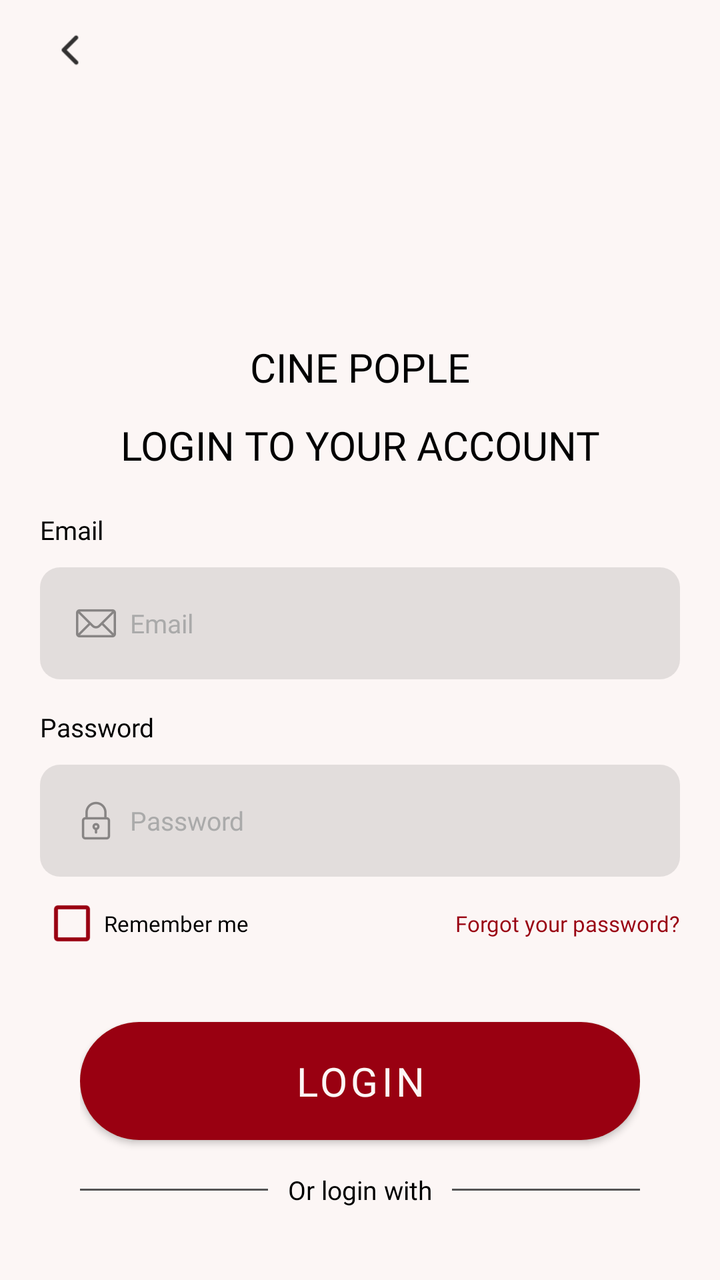
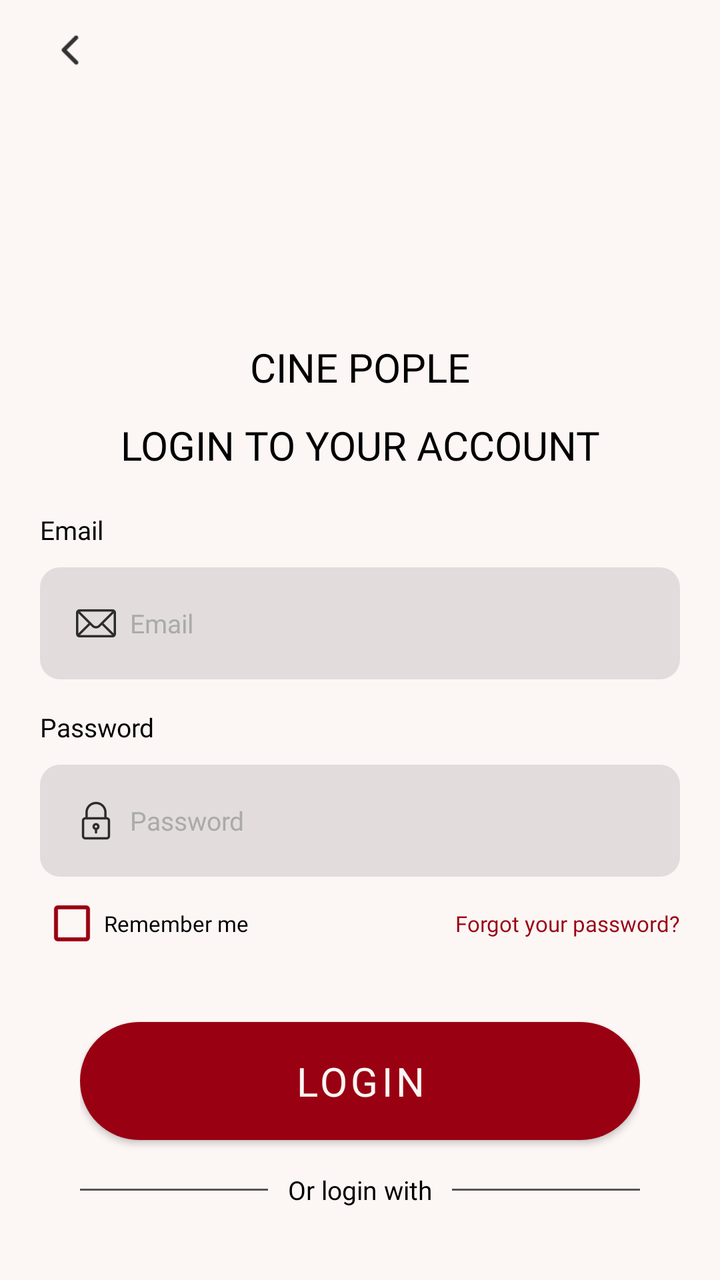

Two renders of the same Android screen: before a commit and after it. Below are the layout's source before the change and the commit's diff.
<!-- AndroidManifest.xml: application theme Theme.Cinepople -->
<!-- res/layout/activity_login.xml -->
<?xml version="1.0" encoding="utf-8"?>
<LinearLayout xmlns:android="http://schemas.android.com/apk/res/android"
    xmlns:app="http://schemas.android.com/apk/res-auto"
    xmlns:tools="http://schemas.android.com/tools"
    android:id="@+id/login_main"
    android:layout_width="match_parent"
    android:layout_height="match_parent"
    android:background="@color/white"
    android:orientation="vertical"
    android:gravity="center_horizontal"
    android:fitsSystemWindows="true"
    android:scrollbarAlwaysDrawHorizontalTrack="false"
    android:scrollbarAlwaysDrawVerticalTrack="false"
    app:layout_scrollFlags="noScroll"
    tools:context=".LoginActivity">

        
        <LinearLayout
            android:id="@+id/login_return"
            android:layout_width="match_parent"
            android:layout_height="wrap_content"
            android:layout_marginTop="10dp"
            android:layout_marginBottom="10dp"
            android:paddingHorizontal="20dp"
            android:orientation="vertical">

            <ImageView
                android:id="@+id/btn_return"
                android:layout_width="30dp"
                android:layout_height="30dp"
                android:src="@drawable/ic_return"
                android:contentDescription="@string/description_btn_return"/>

        </LinearLayout>

        
        <LinearLayout
            android:id="@+id/login_info"
            android:layout_width="match_parent"
            android:layout_height="wrap_content"
            android:layout_marginBottom="10dp"
            android:paddingHorizontal="40dp"
            android:orientation="vertical">

            <com.google.android.material.imageview.ShapeableImageView
                android:id="@+id/logo_app"
                android:layout_width="100dp"
                android:layout_height="100dp"
                android:layout_gravity="center"
                android:layout_marginTop="10dp"
                android:layout_marginBottom="10dp"
                android:src="@mipmap/ic_launcher_round"
                android:contentDescription="@string/description_logo_app"
                app:shapeAppearanceOverlay="@style/CircularShapeAppearance"/>

            <TextView
                android:id="@+id/name_app"
                android:layout_width="match_parent"
                android:layout_height="wrap_content"
                android:fontFamily="@font/montserrat_bold"
                android:text="@string/app_name"
                android:textAllCaps="true"
                android:textAlignment="center"
                android:textColor="@color/black"
                android:textSize="20sp" />
        </LinearLayout>

        
        <LinearLayout
            android:id="@+id/info_login"
            android:layout_width="match_parent"
            android:layout_height="wrap_content"
            android:layout_marginBottom="20dp"
            android:gravity="center_horizontal"
            android:orientation="vertical"
            android:paddingTop="2dp">

            <TextView
                android:id="@+id/lb_login"
                android:layout_width="match_parent"
                android:layout_height="wrap_content"
                android:fontFamily="@font/montserrat_extrabold"
                android:text="@string/login_tag"
                android:textAllCaps="true"
                android:textAlignment="center"
                android:textColor="@color/black"
                android:textSize="20sp"
                />
        </LinearLayout>


        <LinearLayout
            android:id="@+id/input_login"
            android:layout_width="match_parent"
            android:layout_height="wrap_content"
            android:maxWidth="500dp"
            android:layout_marginBottom="10dp"
            android:paddingHorizontal="20dp"
            android:orientation="vertical">

            
            <LinearLayout
                android:id="@+id/input_email"
                android:layout_width="match_parent"
                android:layout_height="wrap_content"
                android:layout_marginBottom="15dp"
                android:orientation="vertical">

                <TextView
                    android:layout_width="match_parent"
                    android:layout_height="wrap_content"
                    android:layout_marginBottom="10dp"
                    android:textColor="@color/black"
                    android:fontFamily="@font/montserrat_semibold"
                    android:text="@string/email"
                    android:textSize="13sp" />

                <EditText
                    android:id="@+id/ed_email"
                    android:layout_width="match_parent"
                    android:layout_height="wrap_content"                                        android:background="@drawable/background_edittext"
                    android:hint="@string/email"
                    android:textColorHint="#AAAAAA"
                    android:drawableLeft="@drawable/ic_email"
                    android:drawablePadding="5dp"
                    android:drawableTint="#80000000"
                    android:inputType="textEmailAddress"
                    android:paddingHorizontal="16dp"
                    android:paddingVertical="16dp"
                    android:textSize="13sp"
                    android:textColor="@color/black"
                    android:fontFamily="@font/montserrat_semibold"/>
            </LinearLayout>

            
            <LinearLayout
                android:id="@+id/input_password"
                android:layout_width="match_parent"
                android:layout_height="wrap_content"
                android:layout_marginBottom="10dp"
                android:orientation="vertical">

                <TextView
                    android:layout_width="match_parent"
                    android:layout_height="wrap_content"
                    android:layout_marginBottom="10dp"
                    android:textColor="@color/black"
                    android:fontFamily="@font/montserrat_semibold"
                    android:text="@string/password"
                    android:textSize="13sp" />

                <EditText
                    android:id="@+id/ed_password"
                    android:layout_width="match_parent"
                    android:layout_height="wrap_content"                                        android:background="@drawable/background_edittext"
                    android:hint="@string/password"
                    android:textColorHint="#AAAAAA"
                    android:drawableLeft="@drawable/ic_password"
                    android:drawablePadding="5dp"
                    android:drawableTint="#80000000"
                    android:inputType="textPassword"
                    android:paddingHorizontal="16dp"
                    android:paddingVertical="16dp"
                    android:textSize="13sp"
                    android:textColor="@color/black"
                    android:fontFamily="@font/montserrat_semibold"/>

            </LinearLayout>

            <LinearLayout
                android:layout_width="match_parent"
                android:layout_height="wrap_content"
                android:gravity="center_vertical"
                android:orientation="horizontal">

                <CheckBox
                    android:layout_width="wrap_content"
                    android:layout_height="match_parent"
                    android:fontFamily="@font/montserrat_medium"
                    android:buttonTint="@color/red"
                    android:text="@string/remember_me"
                    android:textColor="@color/black"
                    android:textSize="11sp" />

                <View
                    android:layout_width="0dp"
                    android:layout_height="0dp"
                    android:layout_weight="1" />

                <TextView
                    android:paddingVertical="6dp"
                    android:gravity="center_vertical"
                    android:layout_width="wrap_content"
                    android:layout_height="wrap_content"
                    android:fontFamily="@font/montserrat_bold"
                    android:text="@string/forgot_password"
                    android:textColor="@color/red"
                    android:textSize="11sp" />
            </LinearLayout>
        </LinearLayout>

        <LinearLayout
            android:layout_width="match_parent"
            android:layout_height="wrap_content"
            android:paddingHorizontal="40dp"
            android:layout_marginTop="20dp">

            <com.google.android.material.button.MaterialButton
                android:id="@+id/btn_login"
                android:layout_width="match_parent"
                android:layout_height="match_parent"
                android:fontFamily="@font/montserrat_semibold"
                android:paddingVertical="16dp"
                android:text="@string/login"
                android:textAllCaps="true"
                android:textSize="20sp"
                android:textColor="@color/white"
                app:backgroundTint="@color/red"
                app:cornerRadius="30dp" />

        </LinearLayout>

        <LinearLayout
            android:layout_width="match_parent"
            android:layout_height="wrap_content"
            android:layout_marginTop="10dp"
            android:gravity="center_vertical"
            android:paddingHorizontal="40dp"
            android:orientation="horizontal">

            <View
                android:layout_width="0dp"
                android:layout_height="1dp"
                android:layout_weight="1"
                android:background="#555555" />

            <TextView
                android:layout_width="wrap_content"
                android:layout_height="wrap_content"
                android:layout_marginHorizontal="10dp"
                android:fontFamily="@font/montserrat"
                android:text="@string/login_with"
                android:textColor="@color/black"
                android:textSize="13sp" />

            <View
                android:layout_width="0dp"
                android:layout_height="1dp"
                android:layout_weight="1"
                android:background="#555555" />
        </LinearLayout>

        <LinearLayout
            android:layout_width="match_parent"
            android:layout_height="wrap_content"
            android:layout_marginTop="10dp"
            android:gravity="center"
            android:paddingHorizontal="40dp"
            android:orientation="horizontal">

            <ImageView
                android:layout_width="30dp"
                android:layout_height="30dp"
                android:layout_marginHorizontal="15dp"
                android:contentDescription="@string/description_logo_facebook"
                 />

            <ImageView
                android:layout_width="30dp"
                android:layout_height="30dp"
                android:layout_marginHorizontal="15dp"
                android:contentDescription="@string/description_logo_google"
                />

            <ImageView
                android:layout_width="30dp"
                android:layout_height="30dp"
                android:layout_marginHorizontal="15dp"
                android:contentDescription="@string/description_logo_other"
                />
        </LinearLayout>

        <LinearLayout
            android:layout_width="match_parent"
            android:layout_height="wrap_content"
            android:layout_marginTop="10dp"
            android:gravity="center"
            android:paddingHorizontal="40dp"
            android:orientation="horizontal">

            <TextView
                android:layout_width="wrap_content"
                android:layout_height="wrap_content"
                android:layout_marginEnd="4dp"
                android:fontFamily="@font/montserrat_medium"
                android:text="@string/no_account"
                android:textColor="@color/black"
                android:textSize="13sp" />

            <TextView
                android:id="@+id/tv_signup"
                android:layout_width="wrap_content"
                android:layout_height="wrap_content"
                android:fontFamily="@font/montserrat_medium"
                android:text="@string/signup"
                android:textColor="@color/red"
                android:gravity="center_vertical"
                android:textSize="13sp"
                android:textStyle="bold"/>
        </LinearLayout>
</LinearLayout>
<!-- resources referenced by this layout -->
<resources>
  <color name="black">#FF000000</color>
  <color name="red">#990011</color>
  <color name="white">#FCF6F5</color>
  <!-- drawable background_edittext (drawable) -->
  <?xml version="1.0" encoding="utf-8"?>
  <shape xmlns:android="http://schemas.android.com/apk/res/android"
      android:shape="rectangle">
  
      <solid android:color="#1A000000" />
  
  
      <corners
          android:radius="10dp" />
  </shape>
  <!-- drawable ic_email: png bitmap (drawable-hdpi, 422 bytes) -->
  <!-- drawable ic_password: png bitmap (drawable-hdpi, 462 bytes) -->
  <!-- drawable ic_return: png bitmap (drawable-hdpi, 182 bytes) -->
  <!-- mipmap ic_launcher_round (mipmap-anydpi-v26) -->
  <?xml version="1.0" encoding="utf-8"?>
  <adaptive-icon xmlns:android="http://schemas.android.com/apk/res/android">
      <background android:drawable="@drawable/ic_launcher_background"/>
      <foreground android:drawable="@mipmap/ic_launcher_foreground"/>
  </adaptive-icon>
  <string name="app_name">Cine Pople</string>
  <string name="description_btn_return">Button Return</string>
  <string name="description_logo_app">Cine Pople</string>
  <string name="description_logo_facebook">Facebook</string>
  <string name="description_logo_google">Google</string>
  <string name="description_logo_other">Other</string>
  <string name="email">Email</string>
  <string name="forgot_password">Forgot your password?</string>
  <string name="login">Login</string>
  <string name="login_tag">Login to your account</string>
  <string name="login_with">Or login with</string>
  <string name="no_account">Don\'t have an account?</string>
  <string name="password">Password</string>
  <string name="remember_me">Remember me</string>
  <string name="signup">Sign up</string>
  <style name="CircularShapeAppearance">
      <item name="cornerFamily">rounded</item>
      <item name="cornerSize">50%</item>
  </style>
  <style name="Theme.Cinepople" parent="Theme.MaterialComponents.DayNight.NoActionBar">
          <item name="android:windowTranslucentStatus">false</item>
          <item name="android:windowTranslucentNavigation">false</item>
          <item name="android:windowDrawsSystemBarBackgrounds">true</item>
          <item name="android:statusBarColor" tools:targetApi="L">#000000</item>
          <item name="android:windowLightStatusBar" tools:targetApi="M">false</item>
          ...
      </style>
  <!-- drawable ic_launcher_background: vector/xml drawable (drawable, 4866 chars, omitted) -->
</resources>

<!-- the commit's change to res/layout/activity_login.xml (unified diff, before → after) -->
@@ -123,7 +123,7 @@
                     android:textColorHint="#AAAAAA"
                     android:drawableLeft="@drawable/ic_email"
                     android:drawablePadding="5dp"
-                    android:drawableTint="#80000000"
+                    android:drawableTint="@color/black"
                     android:inputType="textEmailAddress"
                     android:paddingHorizontal="16dp"
                     android:paddingVertical="16dp"
@@ -157,7 +157,7 @@
                     android:textColorHint="#AAAAAA"
                     android:drawableLeft="@drawable/ic_password"
                     android:drawablePadding="5dp"
-                    android:drawableTint="#80000000"
+                    android:drawableTint="@color/black"
                     android:inputType="textPassword"
                     android:paddingHorizontal="16dp"
                     android:paddingVertical="16dp"
